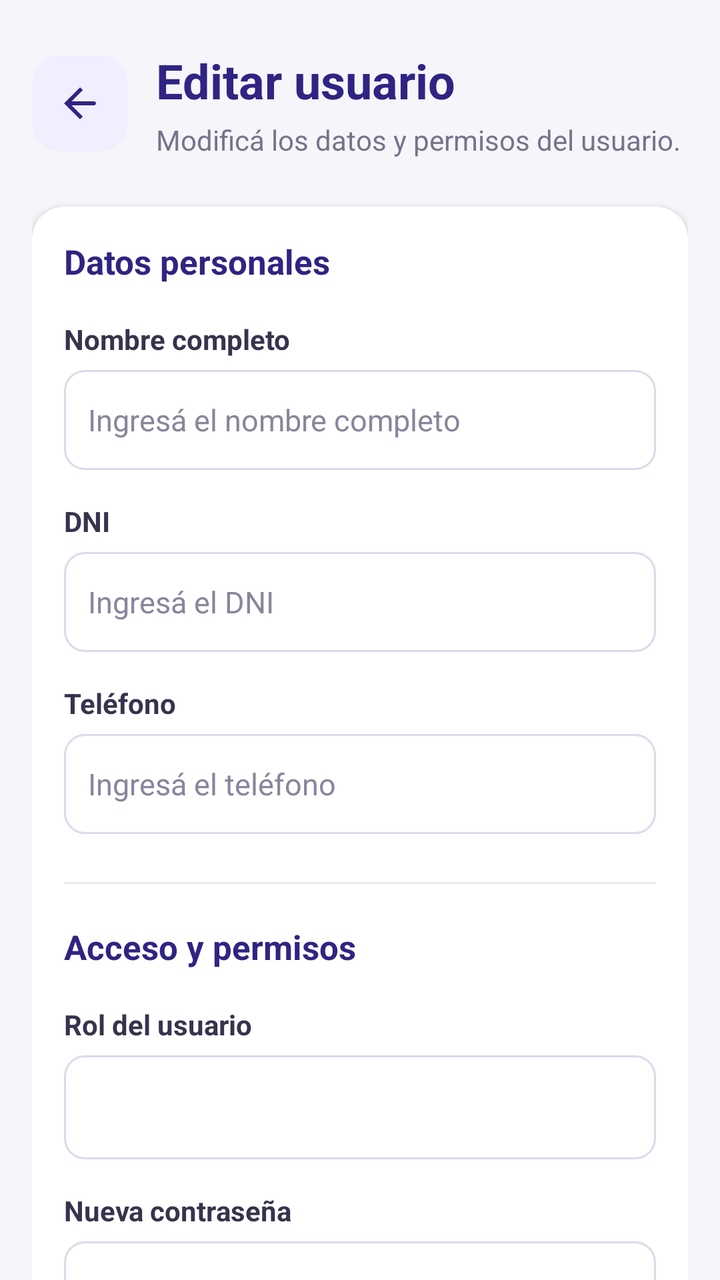
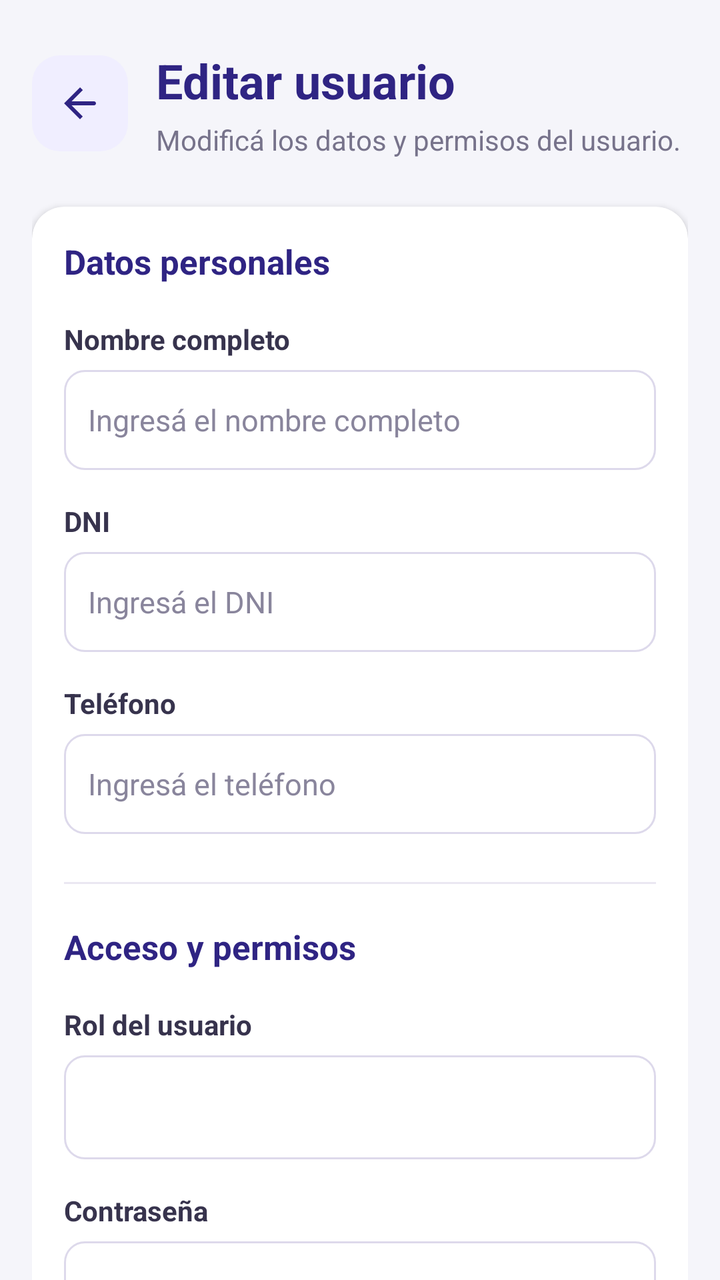

Before-and-after screenshots of an Android layout around one commit, followed by the original layout XML and the change that was made.
<!-- AndroidManifest.xml: application theme Theme.Frontendbtz -->
<!-- res/layout/activity_editar_usuario.xml -->
<?xml version="1.0" encoding="utf-8"?>
<androidx.core.widget.NestedScrollView
    xmlns:android="http://schemas.android.com/apk/res/android"
    xmlns:app="http://schemas.android.com/apk/res-auto"
    android:id="@+id/scrollViewEditarUsuario"
    android:layout_width="match_parent"
    android:layout_height="match_parent"
    android:background="#F5F5FA"
    android:fillViewport="true"
    android:clipToPadding="false">

    <LinearLayout
        android:id="@+id/layoutEditarUsuario"
        android:layout_width="match_parent"
        android:layout_height="wrap_content"
        android:orientation="vertical"
        android:paddingStart="16dp"
        android:paddingTop="24dp"
        android:paddingEnd="16dp"
        android:paddingBottom="24dp">

        
        <LinearLayout
            android:id="@+id/layoutEncabezadoEditarUsuario"
            android:layout_width="match_parent"
            android:layout_height="wrap_content"
            android:layout_marginBottom="24dp"
            android:gravity="center_vertical"
            android:orientation="horizontal">

            <ImageButton
                android:id="@+id/buttonVolverEditarUsuario"
                android:layout_width="48dp"
                android:layout_height="48dp"
                android:layout_marginEnd="14dp"
                android:background="@drawable/bg_boton_volver"
                android:contentDescription="Volver atrás"
                android:clickable="true"
                android:focusable="true"
                android:padding="12dp"
                android:scaleType="center"
                android:src="@drawable/ic_volver" />

            <LinearLayout
                android:layout_width="0dp"
                android:layout_height="wrap_content"
                android:layout_weight="1"
                android:orientation="vertical">

                <TextView
                    android:id="@+id/textViewTituloEditarUsuario"
                    android:layout_width="match_parent"
                    android:layout_height="wrap_content"
                    android:text="Editar usuario"
                    android:textColor="#2F2483"
                    android:textSize="24sp"
                    android:textStyle="bold" />

                <TextView
                    android:id="@+id/textViewSubtituloEditarUsuario"
                    android:layout_width="match_parent"
                    android:layout_height="wrap_content"
                    android:layout_marginTop="4dp"
                    android:text="Modificá los datos y permisos del usuario."
                    android:textColor="#77738B"
                    android:textSize="14sp" />

            </LinearLayout>

        </LinearLayout>

        
        <androidx.cardview.widget.CardView
            android:id="@+id/cardFormularioEditarUsuario"
            android:layout_width="match_parent"
            android:layout_height="wrap_content"
            app:cardBackgroundColor="#FFFFFF"
            app:cardCornerRadius="16dp"
            app:cardElevation="2dp"
            app:contentPadding="16dp">

            <LinearLayout
                android:layout_width="match_parent"
                android:layout_height="wrap_content"
                android:orientation="vertical">

                
                <TextView
                    android:layout_width="match_parent"
                    android:layout_height="wrap_content"
                    android:text="Datos personales"
                    android:textColor="#2F2483"
                    android:textSize="17sp"
                    android:textStyle="bold" />

                
                <TextView
                    android:layout_width="match_parent"
                    android:layout_height="wrap_content"
                    android:layout_marginTop="18dp"
                    android:labelFor="@id/editTextNombreUsuario"
                    android:text="Nombre completo"
                    android:textColor="#37334D"
                    android:textSize="14sp"
                    android:textStyle="bold" />

                <EditText
                    android:id="@+id/editTextNombreUsuario"
                    android:layout_width="match_parent"
                    android:layout_height="50dp"
                    android:layout_marginTop="6dp"
                    android:background="@drawable/bg_campo_formulario"
                    android:hint="Ingresá el nombre completo"
                    android:inputType="textCapWords|textPersonName"
                    android:paddingStart="12dp"
                    android:paddingEnd="12dp"
                    android:singleLine="true"
                    android:textColor="#29263D"
                    android:textColorHint="#89859C"
                    android:textSize="15sp" />

                
                <TextView
                    android:layout_width="match_parent"
                    android:layout_height="wrap_content"
                    android:layout_marginTop="16dp"
                    android:labelFor="@id/editTextDniUsuario"
                    android:text="DNI"
                    android:textColor="#37334D"
                    android:textSize="14sp"
                    android:textStyle="bold" />

                <EditText
                    android:id="@+id/editTextDniUsuario"
                    android:layout_width="match_parent"
                    android:layout_height="50dp"
                    android:layout_marginTop="6dp"
                    android:background="@drawable/bg_campo_formulario"
                    android:hint="Ingresá el DNI"
                    android:inputType="number"
                    android:paddingStart="12dp"
                    android:paddingEnd="12dp"
                    android:singleLine="true"
                    android:textColor="#29263D"
                    android:textColorHint="#89859C"
                    android:textSize="15sp" />

                
                <TextView
                    android:layout_width="match_parent"
                    android:layout_height="wrap_content"
                    android:layout_marginTop="16dp"
                    android:labelFor="@id/editTextTelefonoUsuario"
                    android:text="Teléfono"
                    android:textColor="#37334D"
                    android:textSize="14sp"
                    android:textStyle="bold" />

                <EditText
                    android:id="@+id/editTextTelefonoUsuario"
                    android:layout_width="match_parent"
                    android:layout_height="50dp"
                    android:layout_marginTop="6dp"
                    android:background="@drawable/bg_campo_formulario"
                    android:hint="Ingresá el teléfono"
                    android:inputType="phone"
                    android:paddingStart="12dp"
                    android:paddingEnd="12dp"
                    android:singleLine="true"
                    android:textColor="#29263D"
                    android:textColorHint="#89859C"
                    android:textSize="15sp" />

                
                <View
                    android:layout_width="match_parent"
                    android:layout_height="1dp"
                    android:layout_marginTop="24dp"
                    android:layout_marginBottom="20dp"
                    android:background="#EAE7F2" />

                
                <TextView
                    android:layout_width="match_parent"
                    android:layout_height="wrap_content"
                    android:text="Acceso y permisos"
                    android:textColor="#2F2483"
                    android:textSize="17sp"
                    android:textStyle="bold" />

                
                <TextView
                    android:layout_width="match_parent"
                    android:layout_height="wrap_content"
                    android:layout_marginTop="18dp"
                    android:text="Rol del usuario"
                    android:textColor="#37334D"
                    android:textSize="14sp"
                    android:textStyle="bold" />

                <Spinner
                    android:id="@+id/spinnerRolUsuario"
                    android:layout_width="match_parent"
                    android:layout_height="52dp"
                    android:layout_marginTop="6dp"
                    android:background="@drawable/bg_campo_formulario"
                    android:paddingStart="8dp"
                    android:paddingEnd="8dp"
                    android:spinnerMode="dropdown"
                    android:dropDownWidth="match_parent"
                    android:popupBackground="#FFFFFF" />


                
                <TextView
                    android:layout_width="match_parent"
                    android:layout_height="wrap_content"
                    android:layout_marginTop="16dp"
                    android:labelFor="@id/editTextPasswordUsuario"
                    android:text="Nueva contraseña"
                    android:textColor="#37334D"
                    android:textSize="14sp"
                    android:textStyle="bold" />

                <EditText
                    android:id="@+id/editTextPasswordUsuario"
                    android:layout_width="match_parent"
                    android:layout_height="50dp"
                    android:layout_marginTop="6dp"
                    android:background="@drawable/bg_campo_formulario"
                    android:hint="Dejar vacía para mantener la actual"
                    android:inputType="textPassword"
                    android:paddingStart="12dp"
                    android:paddingEnd="12dp"
                    android:singleLine="true"
                    android:textColor="#29263D"
                    android:textColorHint="#89859C"
                    android:textSize="14sp" />

                
                <com.google.android.material.button.MaterialButton
                    android:id="@+id/buttonGuardarCambiosUsuario"
                    android:layout_width="match_parent"
                    android:layout_height="54dp"
                    android:layout_marginTop="24dp"
                    android:text="Guardar cambios"
                    android:textAllCaps="false"
                    android:textColor="#FFFFFF"
                    android:textSize="16sp"
                    android:textStyle="bold"
                    app:backgroundTint="#2F2483"
                    app:cornerRadius="14dp"
                    app:iconGravity="textStart"
                    app:iconPadding="10dp"
                    app:strokeWidth="0dp" />

                
                <ProgressBar
                    android:id="@+id/progressBarEditarUsuario"
                    android:layout_width="36dp"
                    android:layout_height="36dp"
                    android:layout_gravity="center_horizontal"
                    android:layout_marginTop="12dp"
                    android:visibility="gone" />

                
                <View
                    android:layout_width="match_parent"
                    android:layout_height="1dp"
                    android:layout_marginTop="24dp"
                    android:background="#EAE7F2" />

                
                <com.google.android.material.button.MaterialButton
                    android:id="@+id/buttonEliminarUsuario"
                    android:layout_width="match_parent"
                    android:layout_height="50dp"
                    android:layout_marginTop="16dp"
                    android:text="Eliminar usuario"
                    android:textAllCaps="false"
                    android:textColor="@android:color/white"
                    android:textSize="15sp"
                    android:textStyle="bold"
                    android:backgroundTint="#B3261E"
                    app:cornerRadius="14dp"
                    app:iconGravity="textStart"
                    app:iconPadding="8dp"
                    app:strokeWidth="1dp" />

            </LinearLayout>

        </androidx.cardview.widget.CardView>

    </LinearLayout>

</androidx.core.widget.NestedScrollView>
<!-- resources referenced by this layout -->
<resources>
  <!-- drawable bg_boton_volver (drawable) -->
  <?xml version="1.0" encoding="utf-8"?>
  <shape xmlns:android="http://schemas.android.com/apk/res/android">
      <solid android:color="#F0EEFF" />
      <corners android:radius="14dp" />
  </shape>
  <!-- drawable bg_campo_formulario (drawable) -->
  <?xml version="1.0" encoding="utf-8"?>
  <shape xmlns:android="http://schemas.android.com/apk/res/android">
      <solid android:color="#FFFFFF" />
      <corners android:radius="10dp" />
      <stroke
          android:width="1dp"
          android:color="#DDD9EB" />
  </shape>
  <!-- drawable ic_volver (drawable) -->
  <?xml version="1.0" encoding="utf-8"?>
  <vector xmlns:android="http://schemas.android.com/apk/res/android"
      android:width="24dp"
      android:height="24dp"
      android:viewportWidth="24"
      android:viewportHeight="24">
  
      <path
          android:fillColor="#2F2483"
          android:pathData="M20,12c0,-0.55 -0.45,-1 -1,-1L7.83,11l5.59,-5.59L12,4l-8,8 8,8 1.41,-1.41L7.83,13 19,13c0.55,0 1,-0.45 1,-1z" />
  </vector>
  <style name="Theme.Frontendbtz" parent="Theme.MaterialComponents.DayNight.NoActionBar">
          
          <item name="colorPrimary">@color/purple_500</item>
          <item name="colorPrimaryVariant">@color/purple_700</item>
          <item name="colorOnPrimary">@color/white</item>
          
          <item name="colorSecondary">@color/teal_200</item>
          <item name="colorSecondaryVariant">@color/teal_700</item>
          <item name="colorOnSecondary">@color/black</item>
          
          <item name="android:statusBarColor">?attr/colorPrimaryVariant</item>
          
      </style>
  <color name="purple_500">#FF6200EE</color>
  <color name="purple_700">#FF3700B3</color>
  <color name="white">#FFFFFFFF</color>
  <color name="teal_200">#FF03DAC5</color>
  <color name="teal_700">#FF018786</color>
  <color name="black">#FF000000</color>
</resources>

<!-- the commit's change to res/layout/activity_editar_usuario.xml (unified diff, before → after) -->
@@ -217,7 +217,7 @@
                     android:layout_height="wrap_content"
                     android:layout_marginTop="16dp"
                     android:labelFor="@id/editTextPasswordUsuario"
-                    android:text="Nueva contraseña"
+                    android:text="Contraseña"
                     android:textColor="#37334D"
                     android:textSize="14sp"
                     android:textStyle="bold" />
@@ -228,8 +228,8 @@
                     android:layout_height="50dp"
                     android:layout_marginTop="6dp"
                     android:background="@drawable/bg_campo_formulario"
-                    android:hint="Dejar vacía para mantener la actual"
-                    android:inputType="textPassword"
+                    android:hint="Contraseña actual"
+                    android:inputType="text"
                     android:paddingStart="12dp"
                     android:paddingEnd="12dp"
                     android:singleLine="true"
